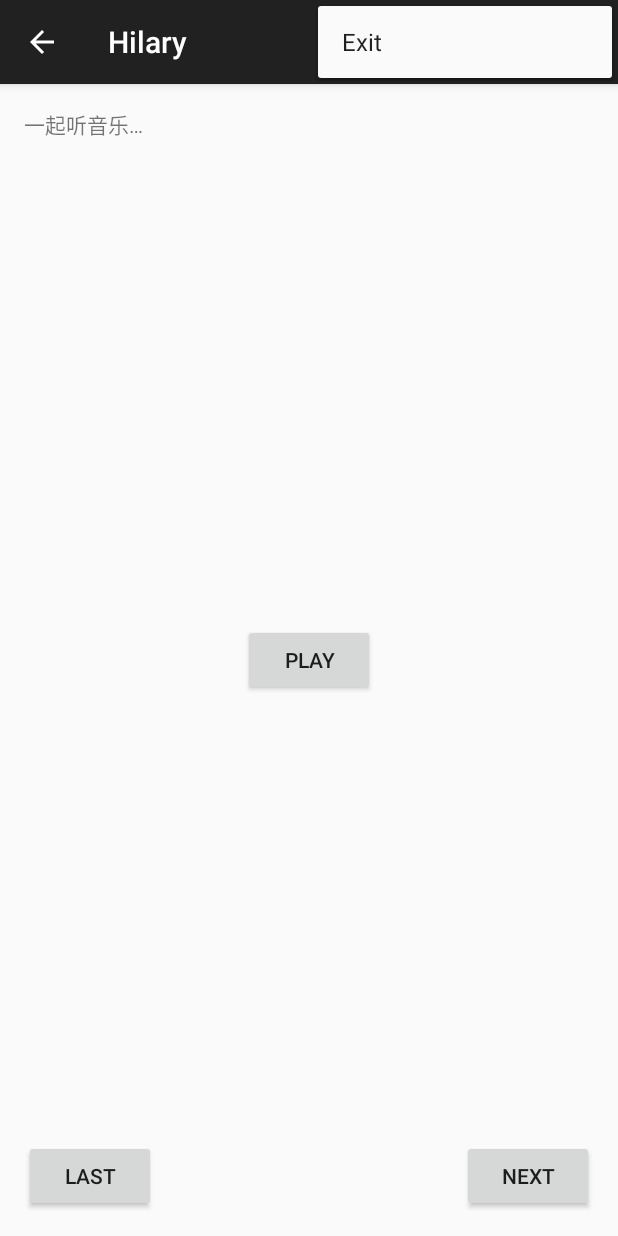
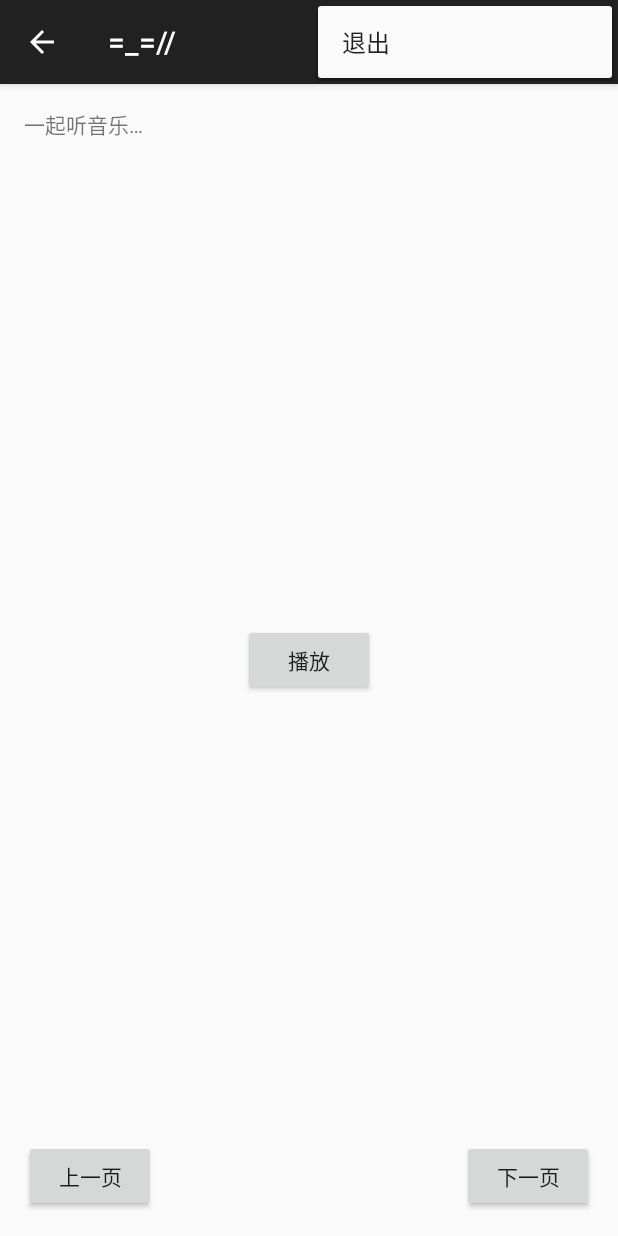
Before and after one commit to picone/Hilary, an Android app: the fragment MusicFragment placed in its activity, with the options menu open, on a phone screen of 412 x 824 dp. Run offline under Robolectric (Android 15) with nearby library versions, the phone set to English and light mode, and no system bars.

Commit message:
删除语言和生成APK

```diff
--- a/app/src/main/res/values/strings.xml
+++ b/app/src/main/res/values/strings.xml
@@ -1,17 +1,16 @@
 <resources>
-    <!--憋足的英文...还看~ -->
-    <string name="app_name">Hilary</string>
+    <string name="app_name">=_=//</string>
 
-    <string name="action_exit">Exit</string>
+    <string name="action_exit">退出</string>
 
-    <string name="next">NEXT</string>
-    <string name="last">LAST</string>
-    <string name="play">Play</string>
-    <string name="stop">Stop</string>
-    <string name="send">Send</string>
-    <string name="call">Call</string>
+    <string name="next">下一页</string>
+    <string name="last">上一页</string>
+    <string name="play">播放</string>
+    <string name="stop">停止</string>
+    <string name="send">发送</string>
+    <string name="call">拨打我电话</string>
 
-    <string name="reset">You will reset the game</string>
+    <string name="reset">你确定重置游戏吗?</string>
 
     <string name="text1">谁说程序猿不懂得浪漫.\n这说得太对了,至少我是.\n我不会浪漫,不会哄你开心…</string>
     <string name="text2">我们在一起的200多天里\n虽然矛盾很多,但是我过得还算开心.\n很喜欢跟你在一起的日子(我就是变态).\n很喜欢跟你一起,比如…</string>
@@ -21,5 +20,4 @@
     <string name="text5">一起玩消星星(这星星有点丑,但算是消星星原型了)…</string>
     <string name="text6">一起听音乐…</string>
     <string name="text7">我真的很开心.\n接下来的日子,我会努力改掉以前的缺点.\n我真的很希望我们能正常点.\n我只想大家都过得开心点,幸福点…\n\n看完后有什么想说的?</string>
-
 </resources>
```
Also changed, not shown: 2 other files.
